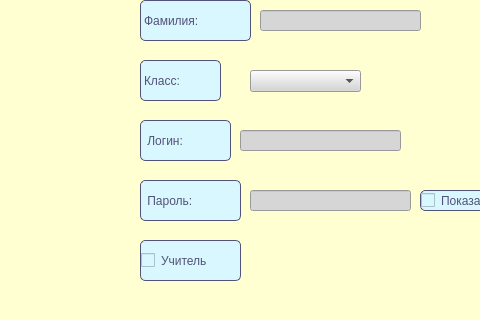
sonyachep/Universegy2, file universegy.ui: the form before one commit; both pictures show x 0 to 480 and y 190 to 510 of the 803 by 510 pixel window.
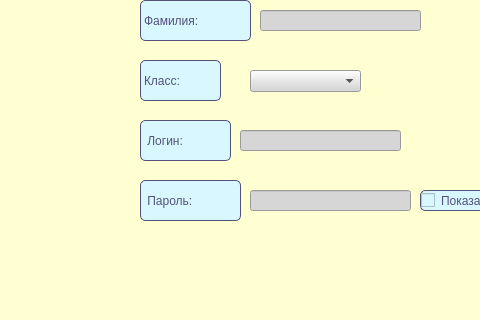
The form after the commit. The open tabs and pages were chosen to show the change. Icons and pictures are not drawn.

```diff
--- a/universegy.ui
+++ b/universegy.ui
@@ -567,26 +567,6 @@
 главную</string>
       </property>
      </widget>
-     <widget class="QCheckBox" name="is_teacher">
-      <property name="geometry">
-       <rect>
-        <x>140</x>
-        <y>430</y>
-        <width>101</width>
-        <height>41</height>
-       </rect>
-      </property>
-      <property name="styleSheet">
-       <string notr="true">color: rgb(82, 82, 122);
-font: 15pt &quot;Yandex-UI-Icons-Private&quot;;
-background-color: rgb(217, 247, 255);
-border: 1px solid  rgb(82, 82, 122);
-border-radius: 5px;</string>
-      </property>
-      <property name="text">
-       <string>Учитель</string>
-      </property>
-     </widget>
      <widget class="QCheckBox" name="show_password_reg">
       <property name="geometry">
        <rect>
```
Left out of the diff: 8 changed lines with no effect on the pictures.
